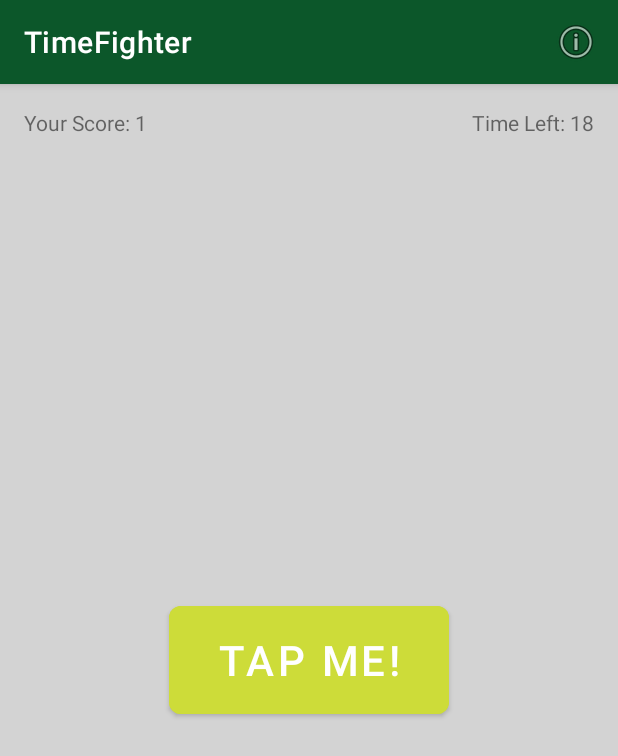
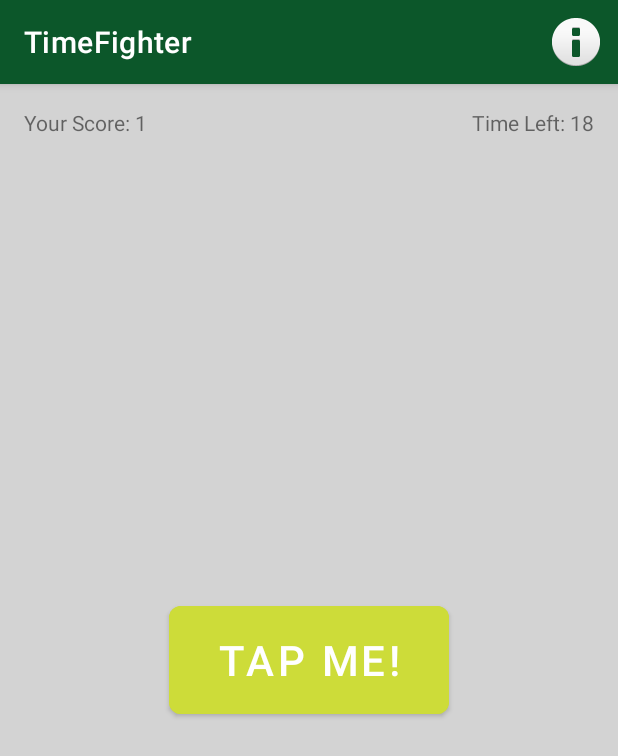
Before and after one commit to KICSIT-Mobile-App-Development/Time-Fighter, an Android app: the screen it shows after launch (MainActivity), after a tap on "TAP ME!", on a phone screen of 412 x 824 dp. Shown: the top 756 px of the screen. Run offline under Robolectric (Android 15) with nearby library versions, the phone set to English and light mode, and no system bars.

Commit message:
simple code reformatting

```diff
--- a/app/src/main/java/com/example/timefighter/MainActivity.kt
+++ b/app/src/main/java/com/example/timefighter/MainActivity.kt
@@ -1,6 +1,5 @@
 package com.example.timefighter
 
-import android.os.Build.VERSION
 import androidx.appcompat.app.AppCompatActivity
 import android.os.Bundle
 import android.os.CountDownTimer
@@ -42,13 +41,15 @@ class MainActivity : AppCompatActivity() {
 
     override fun onOptionsItemSelected(item: MenuItem): Boolean {
         super.onOptionsItemSelected(item)
-        if(item.itemId == R.id.about_item){
-            showInfo()
+
+        when (item.itemId){
+            R.id.about_item -> showInfo()
         }
+
         return true
     }
 
-    private fun showInfo(){
+    private fun showInfo() {
         AlertDialog
             .Builder(this)
             .setTitle(getString(R.string.about_title, VERSION_NAME))
@@ -56,6 +57,7 @@ class MainActivity : AppCompatActivity() {
             .create()
             .show()
     }
+
     override fun onCreate(savedInstanceState: Bundle?) {
         super.onCreate(savedInstanceState)
         setContentView(R.layout.activity_main)
@@ -65,8 +67,8 @@ class MainActivity : AppCompatActivity() {
         tapMeButton = findViewById(R.id.tap_me_button)
 
         tapMeButton.setOnClickListener{ view ->
-            val bouceAnimation = AnimationUtils.loadAnimation(this, R.anim.bounce)
-            view.startAnimation(bouceAnimation)
+            val bounceAnimation = AnimationUtils.loadAnimation(this, R.anim.bounce)
+            view.startAnimation(bounceAnimation)
             incrementScore()
         }
 
--- a/app/src/main/res/menu/menu.xml
+++ b/app/src/main/res/menu/menu.xml
@@ -2,9 +2,10 @@
 <menu xmlns:app="http://schemas.android.com/apk/res-auto"
     xmlns:android="http://schemas.android.com/apk/res/android">
 
+
     <item
         android:id="@+id/about_item"
-        android:icon="@android:drawable/ic_menu_info_details"
-        android:title="@string/about"
+        android:icon="@android:drawable/ic_dialog_info"
+        android:title="@string/about_title"
         app:showAsAction="always" />
 </menu>
--- a/build.gradle
+++ b/build.gradle
@@ -1,6 +1,6 @@
 // Top-level build file where you can add configuration options common to all sub-projects/modules.
 plugins {
-    id 'com.android.application' version '8.0.0' apply false
-    id 'com.android.library' version '8.0.0' apply false
+    id 'com.android.application' version '8.0.1' apply false
+    id 'com.android.library' version '8.0.1' apply false
     id 'org.jetbrains.kotlin.android' version '1.8.20' apply false
 }
```
